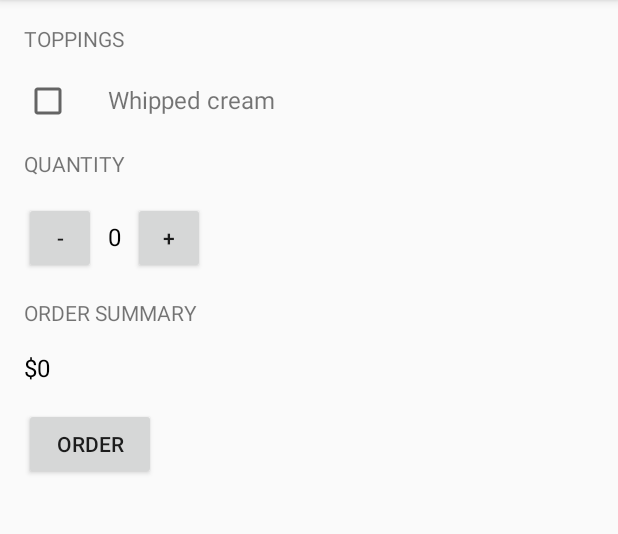
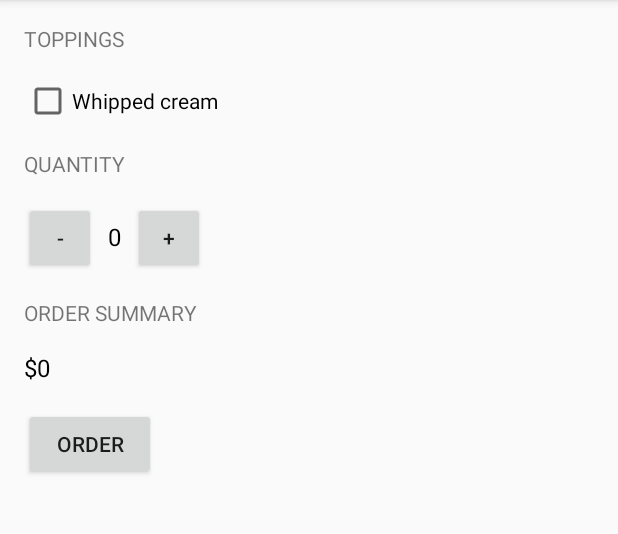
Before and after one commit to KimJoon93/Android-Basics-Nanodegree, an Android app: the screen it shows after launch (MainActivity), on a phone screen of 412 x 824 dp, the part 84-618 px from its top. Run offline under Robolectric (Android 15) with nearby library versions, the phone set to English and light mode, and no system bars.

Commit message:
CheckBox has TextView

```diff
--- a/JustJava/app/src/main/res/layout/activity_main.xml
+++ b/JustJava/app/src/main/res/layout/activity_main.xml
@@ -13,22 +13,12 @@
         android:layout_marginBottom="16dp"
         android:layout_width="wrap_content"
         android:layout_height="wrap_content" />
-    <LinearLayout
-        android:orientation="horizontal"
-        android:layout_width="match_parent"
-        android:layout_height="wrap_content">
 
-        <CheckBox
+    <CheckBox
+            android:text="Whipped cream"
             android:layout_width="wrap_content"
             android:layout_height="wrap_content" />
 
-        <TextView
-            android:textSize="16sp"
-            android:layout_marginLeft="24dp"
-            android:text="Whipped cream"
-            android:layout_width="wrap_content"
-            android:layout_height="wrap_content" />
-    </LinearLayout>
     <TextView
         android:textAllCaps="true"
         android:layout_marginTop="16dp"
```
